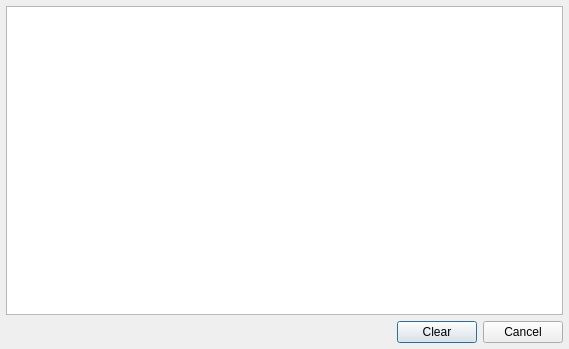
mtdcr/QXmpp, file examples/GuiClient/xmlConsoleDialog.ui: the form before one commit.
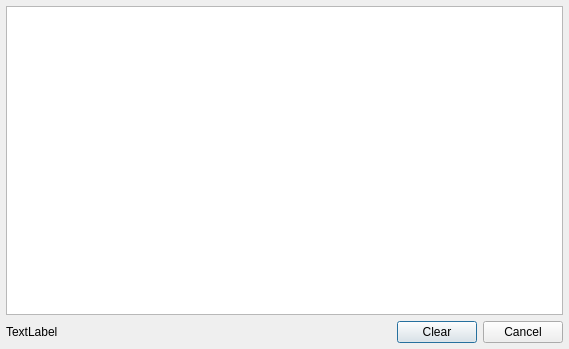
The form after the commit.

Commit message: color legend

```diff
--- a/examples/GuiClient/xmlConsoleDialog.ui
+++ b/examples/GuiClient/xmlConsoleDialog.ui
@@ -22,6 +22,13 @@
    </item>
    <item>
     <layout class="QHBoxLayout" name="horizontalLayout">
+     <item>
+      <widget class="QLabel" name="label_legend">
+       <property name="text">
+        <string>TextLabel</string>
+       </property>
+      </widget>
+     </item>
      <item>
       <spacer name="horizontalSpacer">
        <property name="orientation">
```
The commit also changes 2 other files.
